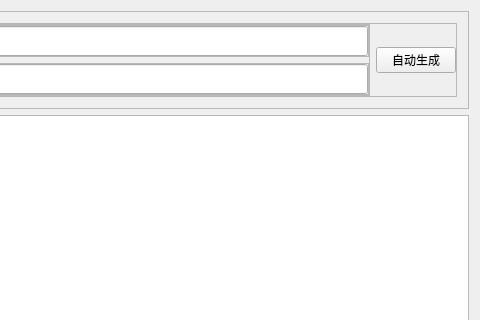
Qt form brslf_ToolForCreateMOZISDKComponentsFIles/widget.ui (corgic2/QtDemo) before a commit; both pictures show x 181 to 661 and y 0 to 320 of the 661 by 664 pixel window.
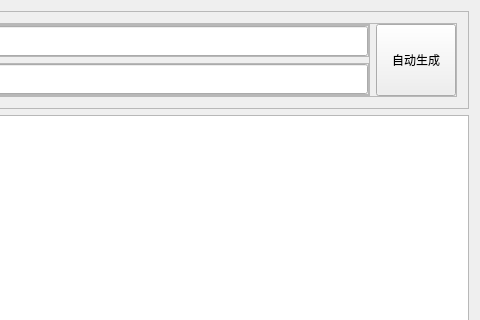
The same form after that commit.

Commit message: feat:调整自动生成MOZISDK文件工具代码

Patch:
```diff
--- a/brslf_ToolForCreateMOZISDKComponentsFIles/widget.ui
+++ b/brslf_ToolForCreateMOZISDKComponentsFIles/widget.ui
@@ -176,6 +176,12 @@
          </item>
          <item>
           <widget class="QPushButton" name="pushButtonAutoCreate">
+           <property name="sizePolicy">
+            <sizepolicy hsizetype="Minimum" vsizetype="Preferred">
+             <horstretch>0</horstretch>
+             <verstretch>0</verstretch>
+            </sizepolicy>
+           </property>
            <property name="text">
             <string>自动生成</string>
            </property>
```
The commit also changes 2 other files.
